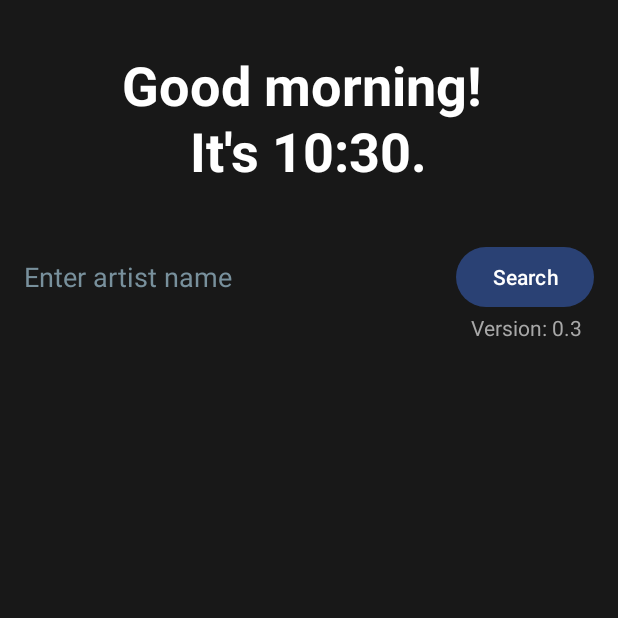
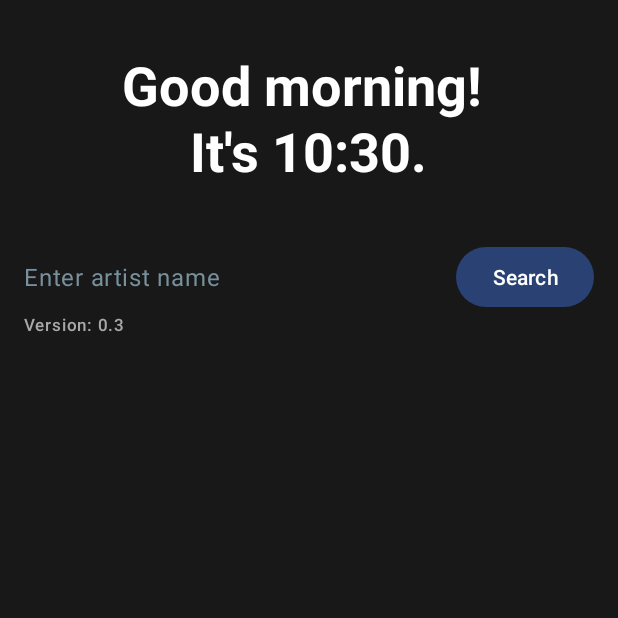
Before and after one commit to n000tavailable/tunedetective, an Android app: the screen it shows after launch (MainActivity), on a phone screen of 412 x 824 dp, the top half of it. Run offline under Robolectric (Android 15) with nearby library versions, the phone set to English and light mode, and no system bars; pictures from the network do not load.

Commit message:
layout/design changes

```diff
--- a/app/src/main/res/layout/activity_main.xml
+++ b/app/src/main/res/layout/activity_main.xml
@@ -94,6 +94,7 @@
             android:layout_weight="1"
             android:background="#181818"
             android:hint="Enter artist name"
+            android:textAppearance="@style/TextAppearance.Material3.BodyLarge"
             android:imeOptions="actionDone"
             android:inputType="text"
             android:maxLines="1"
@@ -115,8 +116,7 @@
         android:layout_width="wrap_content"
         android:layout_height="wrap_content"
         android:text="Version: 0.3"
-        android:textColor="#A8A8A8"
-        android:layout_marginEnd="8dp"
-        android:layout_gravity="end" />
+        android:textAppearance="@style/TextAppearance.Material3.LabelSmall"
+        android:textColor="#A8A8A8" />
 
 </LinearLayout>
```
